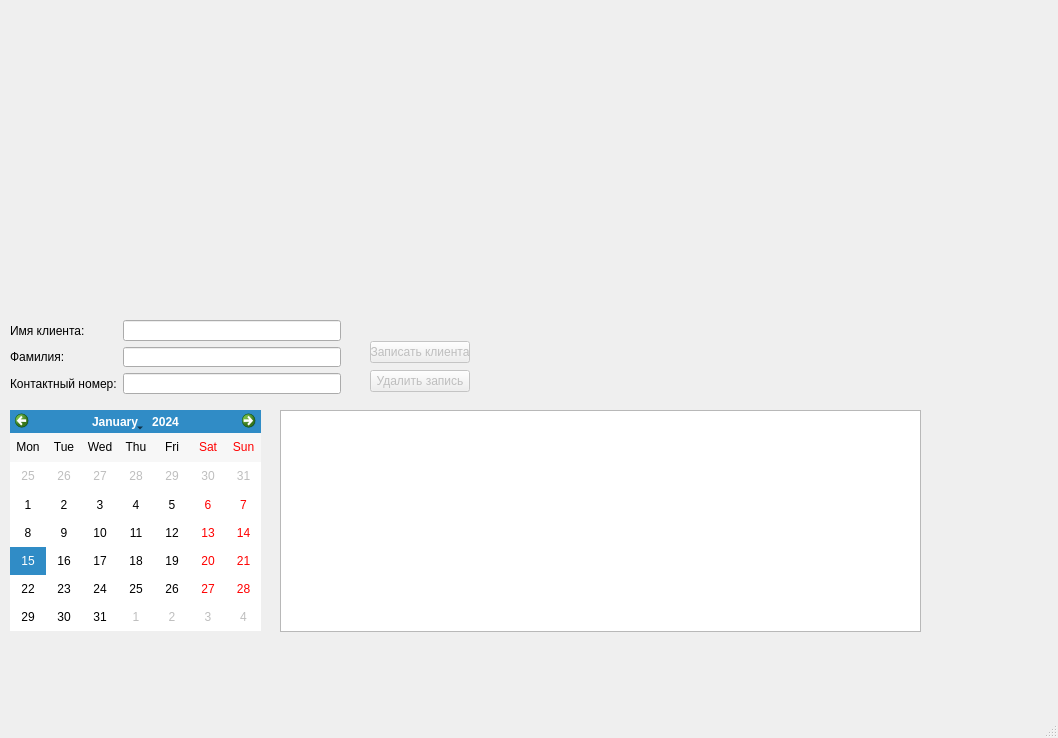
Before: the Qt Designer form mainwindow.ui in Yourp/CourseWork, drawn with Qt 5.
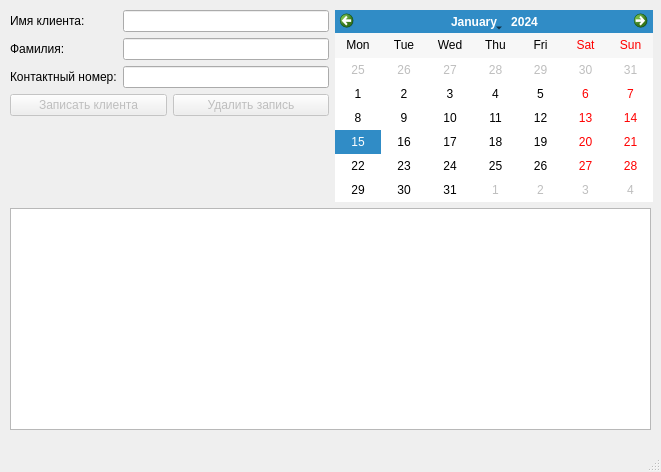
After: the same form once the commit is applied.

Diff of the .ui file:
```diff
--- a/mainwindow.ui
+++ b/mainwindow.ui
@@ -6,23 +6,111 @@
    <rect>
     <x>0</x>
     <y>0</y>
-    <width>1058</width>
-    <height>738</height>
+    <width>661</width>
+    <height>472</height>
    </rect>
   </property>
   <property name="windowTitle">
    <string>Course Work</string>
   </property>
   <widget class="QWidget" name="centralwidget">
+   <widget class="QWidget" name="">
+    <property name="geometry">
+     <rect>
+      <x>10</x>
+      <y>10</y>
+      <width>643</width>
+      <height>420</height>
+     </rect>
+    </property>
+    <layout class="QGridLayout" name="gridLayout">
+     <item row="0" column="0">
+      <layout class="QVBoxLayout" name="verticalLayout">
+       <item>
+        <layout class="QFormLayout" name="formLayout">
+         <item row="0" column="0">
+          <widget class="QLabel" name="L_Name">
+           <property name="text">
+            <string>Имя клиента:</string>
+           </property>
+          </widget>
+         </item>
+         <item row="0" column="1">
+          <widget class="QLineEdit" name="LE_Name"/>
+         </item>
+         <item row="1" column="0">
+          <widget class="QLabel" name="L_Surname">
+           <property name="text">
+            <string>Фамилия:</string>
+           </property>
+          </widget>
+         </item>
+         <item row="1" column="1">
+          <widget class="QLineEdit" name="LE_Surname"/>
+         </item>
+         <item row="2" column="0">
+          <widget class="QLabel" name="L_Phone">
+           <property name="text">
+            <string>Контактный номер:</string>
+           </property>
+          </widget>
+         </item>
+         <item row="2" column="1">
+          <widget class="QLineEdit" name="LE_Phone">
+           <property name="inputMethodHints">
+            <set>Qt::ImhNone</set>
+           </property>
+           <property name="echoMode">
+            <enum>QLineEdit::Normal</enum>
+           </property>
+           <property name="clearButtonEnabled">
+            <bool>true</bool>
+           </property>
+          </widget>
+         </item>
+        </layout>
+       </item>
+       <item>
+        <layout class="QHBoxLayout" name="horizontalLayout">
+         <item>
+          <widget class="QPushButton" name="PB_AddOrder">
+           <property name="enabled">
+            <bool>false</bool>
+           </property>
+           <property name="text">
+            <string>Записать клиента</string>
+           </property>
+          </widget>
+         </item>
+         <item>
+          <widget class="QPushButton" name="PB_DeleteOrder">
+           <property name="enabled">
+            <bool>false</bool>
+           </property>
+           <property name="text">
+            <string>Удалить запись</string>
+           </property>
+          </widget>
+         </item>
+        </layout>
+       </item>
+       <item>
+        <spacer name="verticalSpacer">
+         <property name="orientation">
+          <enum>Qt::Vertical</enum>
+         </property>
+         <property name="sizeHint" stdset="0">
+          <size>
+           <width>20</width>
+           <height>40</height>
+          </size>
+         </property>
+        </spacer>
+       </item>
+      </layout>
+     </item>
+     <item row="0" column="1">
    <widget class="QCalendarWidget" name="W_Calendar">
-    <property name="geometry">
-     <rect>
-      <x>10</x>
-      <y>410</y>
-      <width>251</width>
-      <height>221</height>
-     </rect>
-    </property>
     <property name="minimumDate">
      <date>
       <year>2020</year>
@@ -44,14 +132,20 @@
      <enum>QCalendarWidget::NoVerticalHeader</enum>
     </property>
    </widget>
+     </item>
+     <item row="1" column="0" colspan="2">
    <widget class="QTableWidget" name="TW_Orders">
-    <property name="geometry">
-     <rect>
-      <x>280</x>
-      <y>410</y>
+       <property name="minimumSize">
+        <size>
       <width>641</width>
       <height>222</height>
-     </rect>
+        </size>
+       </property>
+       <property name="maximumSize">
+        <size>
+         <width>641</width>
+         <height>222</height>
+        </size>
     </property>
     <property name="focusPolicy">
      <enum>Qt::WheelFocus</enum>
@@ -84,77 +178,6 @@
      <enum>QAbstractItemView::ScrollPerPixel</enum>
     </property>
    </widget>
-   <widget class="QWidget" name="layoutWidget">
-    <property name="geometry">
-     <rect>
-      <x>10</x>
-      <y>320</y>
-      <width>331</width>
-      <height>74</height>
-     </rect>
-    </property>
-    <layout class="QFormLayout" name="formLayout">
-     <item row="0" column="0">
-      <widget class="QLabel" name="L_Name">
-       <property name="text">
-        <string>Имя клиента:</string>
-       </property>
-      </widget>
-     </item>
-     <item row="0" column="1">
-      <widget class="QLineEdit" name="LE_Name"/>
-     </item>
-     <item row="1" column="0">
-      <widget class="QLabel" name="L_Surname">
-       <property name="text">
-        <string>Фамилия:</string>
-       </property>
-      </widget>
-     </item>
-     <item row="1" column="1">
-      <widget class="QLineEdit" name="LE_Surname"/>
-     </item>
-     <item row="2" column="0">
-      <widget class="QLabel" name="L_Phone">
-       <property name="text">
-        <string>Контактный номер:</string>
-       </property>
-      </widget>
-     </item>
-     <item row="2" column="1">
-      <widget class="QLineEdit" name="LE_Phone"/>
-     </item>
-    </layout>
-   </widget>
-   <widget class="QWidget" name="layoutWidget">
-    <property name="geometry">
-     <rect>
-      <x>370</x>
-      <y>340</y>
-      <width>100</width>
-      <height>54</height>
-     </rect>
-    </property>
-    <layout class="QVBoxLayout" name="verticalLayout">
-     <item>
-      <widget class="QPushButton" name="PB_AddOrder">
-       <property name="enabled">
-        <bool>false</bool>
-       </property>
-       <property name="text">
-        <string>Записать клиента</string>
-       </property>
-      </widget>
-     </item>
-     <item>
-      <widget class="QPushButton" name="PB_DeleteOrder">
-       <property name="enabled">
-        <bool>false</bool>
-       </property>
-       <property name="text">
-        <string>Удалить запись</string>
-       </property>
-      </widget>
      </item>
     </layout>
    </widget>
```
Left out of the diff: 2 changed lines with no effect on the pictures. Lines whose indentation alone changed are shown as unchanged.
